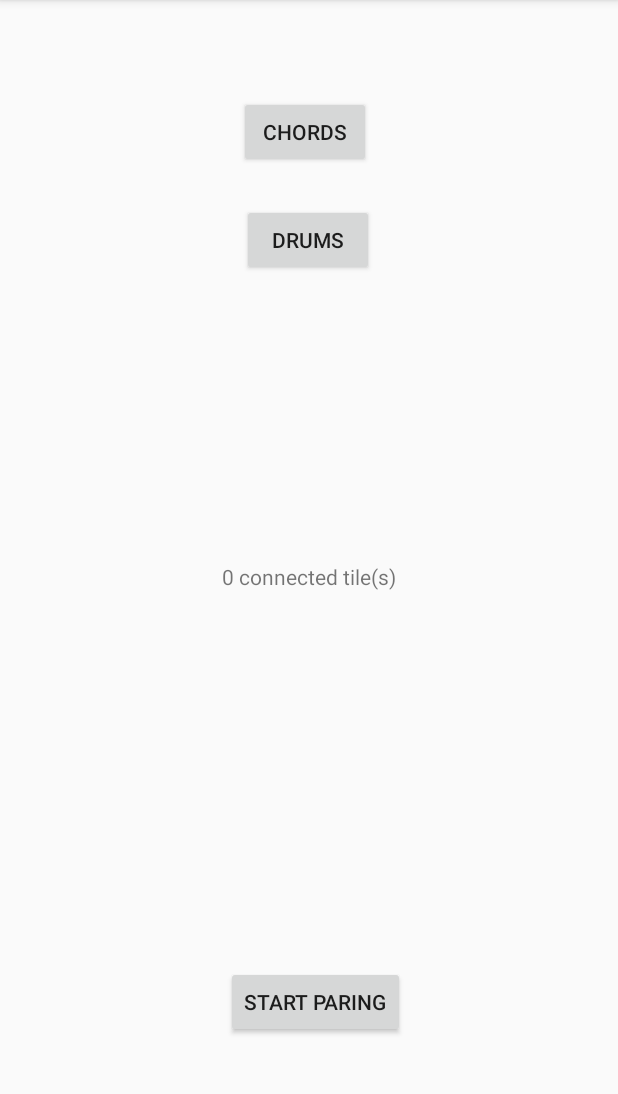
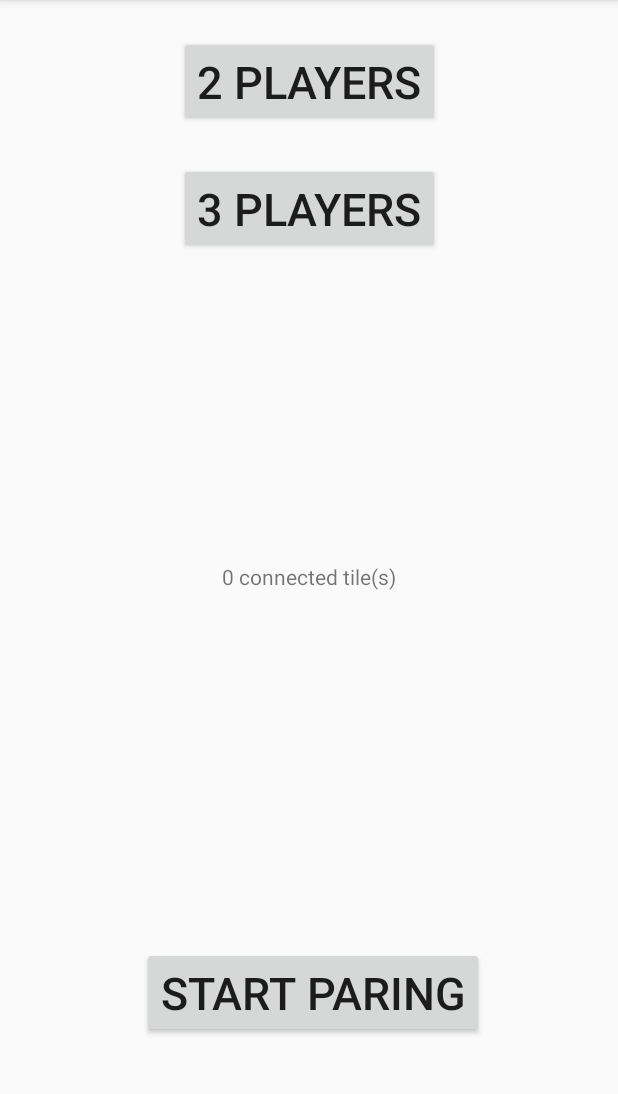
Before and after one commit to sellerskyle/PlaywareGroup2Final, an Android app: the screen it shows after launch (MainActivity), on a phone screen of 412 x 824 dp, the part 84-1178 px from its top. Run offline under Robolectric (Android 15) with nearby library versions, the phone set to English and light mode, and no system bars; libraries missing offline, so code that uses them is left out: com.livelife.motolibrary; 10 statements that could not run were skipped.

Commit message:
main screen

```diff
--- a/app/src/main/java/com/example/miniproject/MainActivity.java
+++ b/app/src/main/java/com/example/miniproject/MainActivity.java
@@ -1,14 +1,12 @@
 package com.example.miniproject;
 
 import android.content.Intent;
-import android.support.constraint.ConstraintLayout;
 import android.support.v7.app.AppCompatActivity;
 import android.os.Bundle;
 import android.view.View;
 import android.widget.Button;
 import android.widget.TextView;
 
-import com.livelife.motolibrary.AntData;
 import com.livelife.motolibrary.MotoConnection;
 import com.livelife.motolibrary.MotoSound;
 import com.livelife.motolibrary.OnAntEventListener;
@@ -19,17 +17,15 @@ public class MainActivity extends AppCompatActivity implements OnAntEventListene
     MotoSound sound = MotoSound.getInstance();
 
     Button paringButton;
-    Button chordsButton;
-    Button drumsButton;
+    Button TwoPlayerButton = findViewById(R.id.TwoPlayerButton);
+    Button ThreePlayerButton = findViewById(R.id.ThreePlayerButton);
 
     boolean isParing = false;
 
     TextView statusTextView;
-    TextView counter;
-    TextView chordView;
 
     int tilesConnected;
-    int numPresses = 0;
+    int numberOfPlayers;
 
     @Override
     protected void onCreate(Bundle savedInstanceState) {
@@ -44,7 +40,6 @@ public class MainActivity extends AppCompatActivity implements OnAntEventListene
         connection.registerListener(MainActivity.this);
 
         statusTextView = findViewById(R.id.statusTextView);
-        chordView = findViewById(R.id.chordView);
 
         paringButton = findViewById(R.id.paringButton);
         paringButton.setOnClickListener(new View.OnClickListener() {
@@ -62,33 +57,26 @@ public class MainActivity extends AppCompatActivity implements OnAntEventListene
             }
         });
 
-        chordsButton = findViewById(R.id.chordsButton);
-        chordsButton.setOnClickListener(new View.OnClickListener() {
+        TwoPlayerButton.setOnClickListener(new View.OnClickListener() {
 
             @Override
             public void onClick(View view) {
-
+                numberOfPlayers = 2;
                 connection.unregisterListener(MainActivity.this);
-                Intent i = new Intent(MainActivity.this, ChordsActivity.class);
+                Intent i = new Intent(MainActivity.this, InstrumentSelectionActivity.class);
+                i.putExtra("player",numberOfPlayers)
                 startActivity(i);
-//                if(!isChords){
-//                    connection.setAllTilesColor(AntData.LED_COLOR_WHITE); //TODO Redo this
-//                    chordsButton.setText("Don't Something");
-//                } else {
-//                    connection.setAllTilesBlink(2, AntData.LED_COLOR_WHITE);
-//                    chordsButton.setText("Do Something");
-//                }
-//                isChords = !isChords;
             }
         });
 
-        drumsButton = findViewById(R.id.drumsButton);
-        drumsButton.setOnClickListener(new View.OnClickListener() {
+        ThreePlayerButton.setOnClickListener(new View.OnClickListener() {
 
             @Override
             public void onClick(View view) {
+                numberOfPlayers = 3;
                 connection.unregisterListener(MainActivity.this);
-                Intent i = new Intent(MainActivity.this, DrumsActivity.class);
+                Intent i = new Intent(MainActivity.this, InstrumentSelectionActivity.class);
+                i.putExtra("player",numberOfPlayers)
                 startActivity(i);
             }
         });
--- a/app/src/main/res/layout/activity_main.xml
+++ b/app/src/main/res/layout/activity_main.xml
@@ -35,6 +35,7 @@
         android:layout_marginEnd="8dp"
         android:layout_marginBottom="76dp"
         android:text="Start Paring"
+        android:textSize="30sp"
         app:layout_constraintBottom_toBottomOf="parent"
         app:layout_constraintEnd_toEndOf="parent"
         app:layout_constraintHorizontal_bias="0.516"
@@ -42,30 +43,30 @@
 
 
     <Button
-        android:id="@+id/chordsButton"
-        android:layout_width="wrap_content"
-        android:layout_height="wrap_content"
-        android:layout_marginStart="8dp"
-        android:layout_marginTop="64dp"
-        android:layout_marginEnd="8dp"
-        android:text="Chords"
-        app:layout_constraintEnd_toEndOf="parent"
-        app:layout_constraintHorizontal_bias="0.491"
-        app:layout_constraintStart_toStartOf="parent"
-        app:layout_constraintTop_toTopOf="parent" />
-
-    <Button
-        android:id="@+id/drumsButton"
+        android:id="@+id/TwoPlayerButton"
         android:layout_width="wrap_content"
         android:layout_height="wrap_content"
         android:layout_marginStart="8dp"
         android:layout_marginTop="24dp"
         android:layout_marginEnd="8dp"
-        android:text="Drums"
+        android:text="2 Players"
+        android:textSize="30sp"
         app:layout_constraintEnd_toEndOf="parent"
-        app:layout_constraintHorizontal_bias="0.498"
         app:layout_constraintStart_toStartOf="parent"
-        app:layout_constraintTop_toBottomOf="@+id/chordsButton" />
+        app:layout_constraintTop_toTopOf="parent" />
+
+    <Button
+        android:id="@+id/ThreePlayerButton"
+        android:layout_width="wrap_content"
+        android:layout_height="wrap_content"
+        android:layout_marginStart="8dp"
+        android:layout_marginTop="24dp"
+        android:layout_marginEnd="8dp"
+        android:text="3 Players"
+        android:textSize="30sp"
+        app:layout_constraintEnd_toEndOf="parent"
+        app:layout_constraintStart_toStartOf="parent"
+        app:layout_constraintTop_toBottomOf="@+id/TwoPlayerButton" />
 
 
 </android.support.constraint.ConstraintLayout>
```
Also changed, not shown: app/src/main/java/com/example/miniproject/InstrumentSelectionActivity.java (added, +79 -0 lines).
